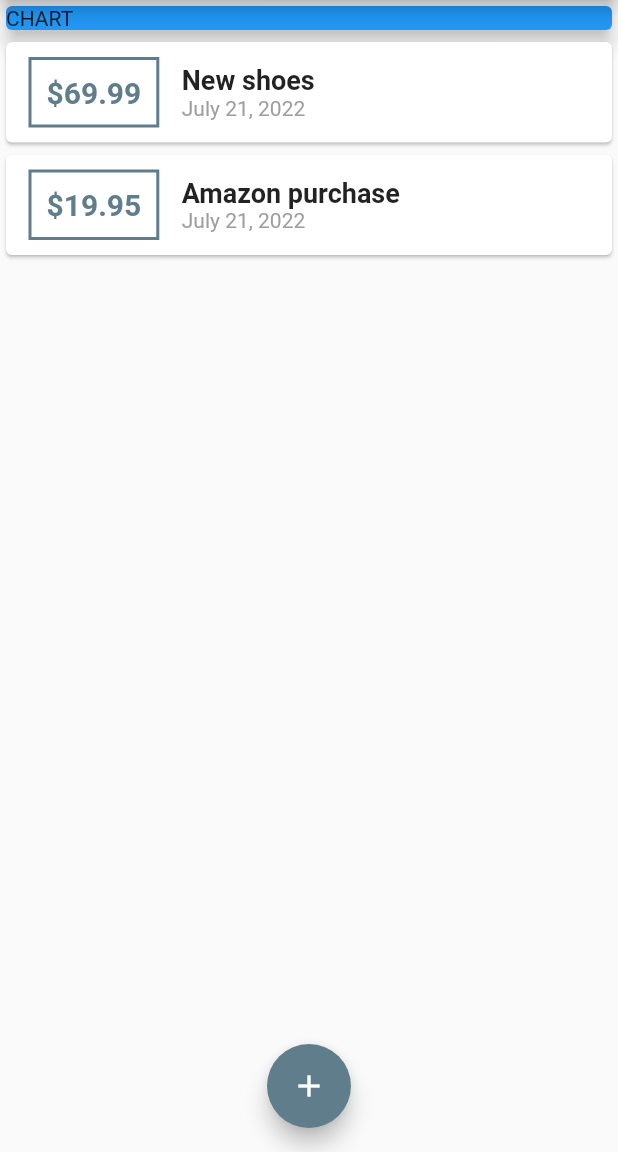
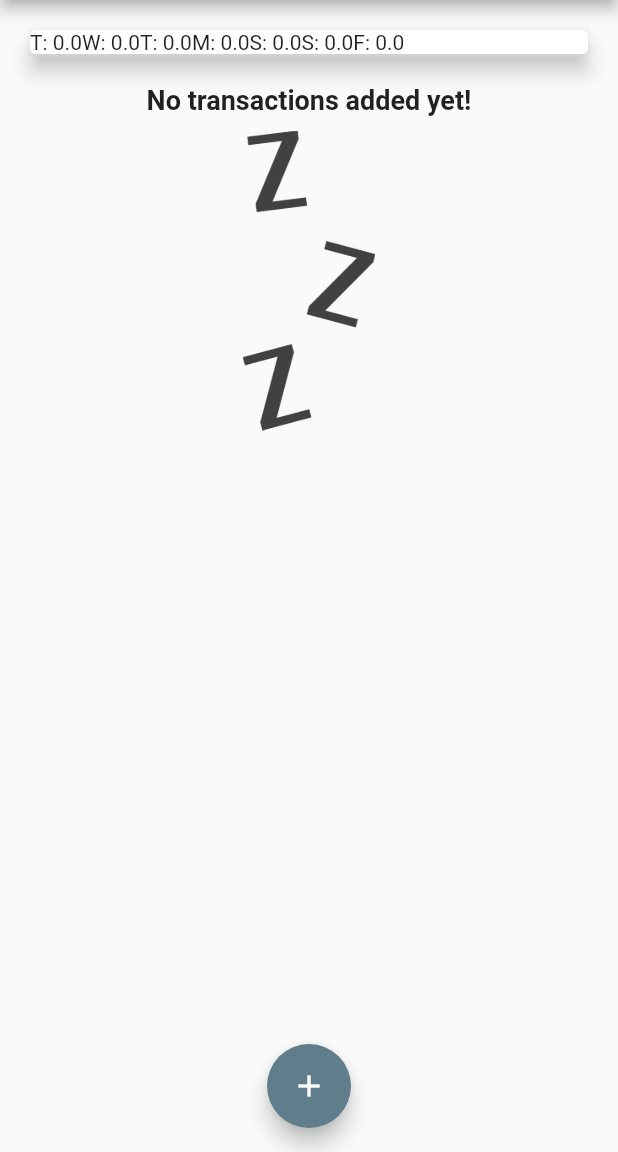
Before and after one commit to jacobocvs/personalexpenses, a Flutter app: the screen it shows after launch, on a phone screen of 412 x 824 dp, the part 84-1236 px from its top. Run offline on Flutter 3.47's test engine with Material 2 defaults, Android fonts, the phone set to English and light mode, and no system bars; Roboto replaces fonts that are missing (OpenSans).

Commit message:
Creating bars for Chart

```diff
--- a/lib/main.dart
+++ b/lib/main.dart
@@ -2,6 +2,7 @@ import 'package:flutter/material.dart';
 import './widgets/new_transactions.dart';
 import './widgets/transaction_list.dart';
 import './models/transaction.dart';
+import './widgets/chart.dart';
 
 void main() => runApp(MyApp());
 
@@ -11,9 +12,11 @@ class MyApp extends StatelessWidget {
     return MaterialApp(
       title: 'Personal expenses',
       theme: ThemeData(
-        textTheme: ThemeData.light().textTheme.copyWith(
-          titleLarge: TextStyle(fontFamily: 'OpenSans', fontWeight: FontWeight.bold, fontSize: 18)
-        ),
+          textTheme: ThemeData.light().textTheme.copyWith(
+              titleLarge: TextStyle(
+                  fontFamily: 'OpenSans',
+                  fontWeight: FontWeight.bold,
+                  fontSize: 18)),
           primarySwatch: Colors.blueGrey,
           fontFamily: 'Quicksand',
           appBarTheme: AppBarTheme(
@@ -35,12 +38,15 @@ class MyHomePage extends StatefulWidget {
 }
 
 class _MyHomePageState extends State<MyHomePage> {
-  final List<Transaction> _userTransactions = [
-    Transaction(
-        id: 't1', title: 'New shoes', amount: 69.99, date: DateTime.now()),
-    Transaction(
-        id: 't2', title: 'Amazon purchase', amount: 19.95, date: DateTime.now())
-  ];
+  final List<Transaction> _userTransactions = [];
+
+  List<Transaction> get _recentTransactions {
+    return _userTransactions.where((tx) {
+      return tx.date.isAfter(DateTime.now().subtract(
+        Duration(days: 7),
+      ));
+    }).toList();
+  }
 
   void _addNewTransaction(String txTitle, double txAmount) {
     final newTx = Transaction(
@@ -81,19 +87,14 @@ class _MyHomePageState extends State<MyHomePage> {
           )
         ],
       ),
-      body: Column(
-        mainAxisAlignment: MainAxisAlignment.start,
-        crossAxisAlignment: CrossAxisAlignment.stretch,
-        children: <Widget>[
-          Container(
-              width: double.infinity,
-              child: Card(
-                color: Colors.blue,
-                child: Text('CHART'),
-                elevation: 5,
-              )),
-          TransactionList(_userTransactions)
-        ],
+      body: SingleChildScrollView(
+        child: Column(
+          crossAxisAlignment: CrossAxisAlignment.stretch,
+          children: <Widget>[
+            Chart(_recentTransactions),
+            TransactionList(_userTransactions),
+          ],
+        ),
       ),
       floatingActionButtonLocation: FloatingActionButtonLocation.centerFloat,
       floatingActionButton: FloatingActionButton(
--- /dev/null
+++ b/lib/widgets/chart.dart
@@ -0,0 +1,46 @@
+import 'package:flutter/material.dart';
+import 'package:flutter_complete_guide/models/transaction.dart';
+
+import 'package:intl/intl.dart';
+
+class Chart extends StatelessWidget {
+  final List<Transaction> recentTransactions;
+
+  Chart(this.recentTransactions);
+
+  List<Map<String, Object>> get groupedTransactionValues {
+    return List.generate((7), (index) {
+      final weekDay = DateTime.now().subtract(
+        Duration(days: index),
+      );
+      var totalSum = 0.0;
+
+      for (var i = 0; i < recentTransactions.length; i++) {
+        if (recentTransactions[i].date.day == weekDay.day &&
+            recentTransactions[i].date.month == weekDay.month &&
+            recentTransactions[i].date.year == weekDay.year) {
+          totalSum += recentTransactions[i].amount;
+        }
+      }
+
+      print(DateFormat.E().format(weekDay));
+      print(totalSum);
+
+      return {'day': DateFormat.E().format(weekDay).substring(0,1), 'amount': totalSum};
+    });
+  }
+
+  @override
+  Widget build(BuildContext context) {
+    print(groupedTransactionValues);
+    return Card(
+      elevation: 6,
+      margin: EdgeInsets.all(20),
+      child: Row(
+        children: groupedTransactionValues.map((data) {
+          return Text('${data['day']}: ${data['amount']}');
+        }).toList(),
+      ),
+    );
+  }
+}
--- a/lib/widgets/transaction_list.dart
+++ b/lib/widgets/transaction_list.dart
@@ -11,7 +11,15 @@ class TransactionList extends StatelessWidget {
   Widget build(BuildContext context) {
       return Container(
         height: 350,
-        child: ListView.builder(
+        child: transactions.isEmpty ?
+        Column(children: [
+          Text('No transactions added yet!',
+          style: Theme.of(context).textTheme.titleLarge,),
+          SizedBox(height: 10,),
+          Container(height: 200,
+              child: Image.asset('assets/image/waiting.png', fit: BoxFit.cover,)),
+        ],):
+        ListView.builder(
           itemBuilder: (ctx, index) {
             return Card(
               child: Row(
--- a/pubspec.yaml
+++ b/pubspec.yaml
@@ -45,8 +45,8 @@ flutter:
   uses-material-design: true
 
   # To add assets to your application, add an assets section, like this:
-  # assets:
-  #   - images/a_dot_burr.jpeg
+  assets:
+    - assets/image/waiting.png
   #   - images/a_dot_ham.jpeg
 
   # An image asset can refer to one or more resolution-specific "variants", see
```
Also changed, not shown: lib/widgets/chart_bar.dart (added, +39 -0 lines), assets/image/waiting.png (added).
